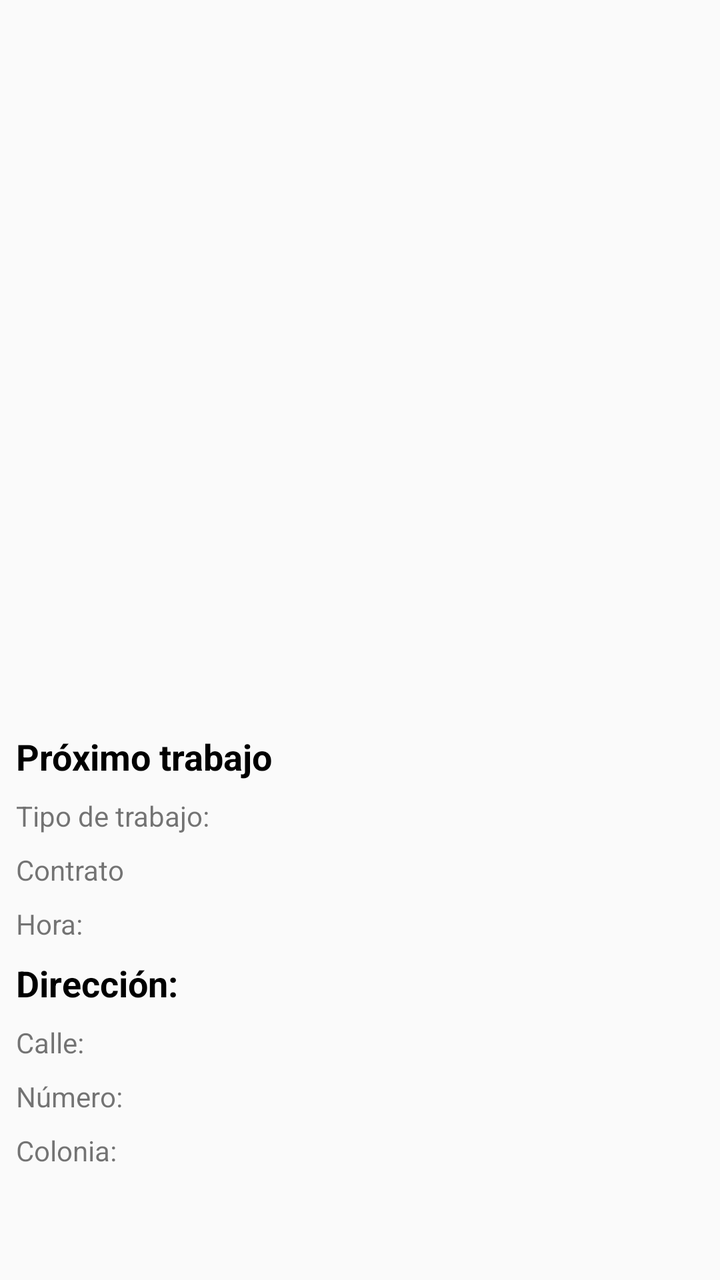
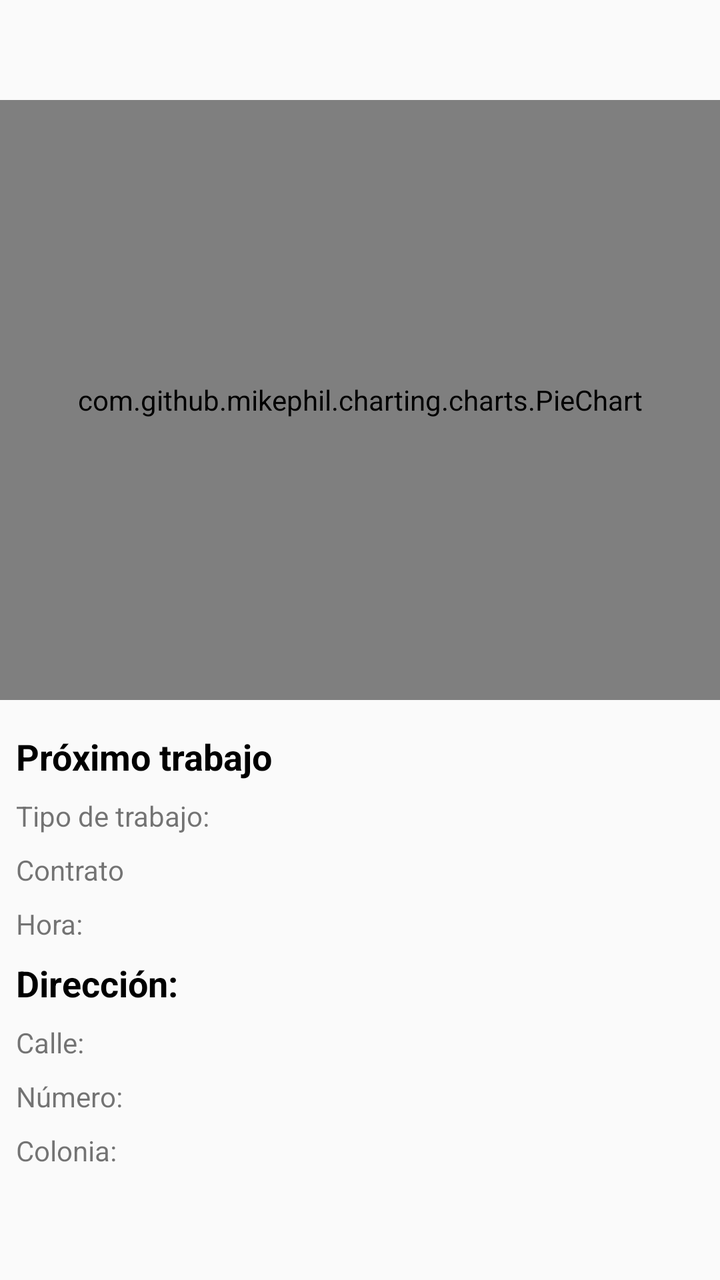

Two renders of the same Android screen: before a commit and after it. Below are the layout's source before the change and the commit's diff.
<!-- AndroidManifest.xml: application theme AppTheme -->
<!-- res/layout/content_inicio.xml -->
<?xml version="1.0" encoding="utf-8"?>
<ScrollView
    xmlns:android="http://schemas.android.com/apk/res/android"
    xmlns:app="http://schemas.android.com/apk/res-auto"
    xmlns:tools="http://schemas.android.com/tools"
    android:layout_width="match_parent"
    android:layout_height="match_parent"
    android:id="@+id/contenidoInicio"
    >

    <android.support.constraint.ConstraintLayout
        android:layout_width="match_parent"
        android:layout_height="match_parent"
        android:paddingBottom="16dp">
        
        <com.github.mikephil.charting.charts.PieChart
            android:id="@+id/graficaPastel"
            android:layout_width="match_parent"
            android:layout_height="300dp"
            android:layout_marginTop="50dp"
            android:paddingLeft="32dp"
            android:paddingRight="32dp"
            android:visibility="invisible"
            app:layout_constraintEnd_toEndOf="parent"
            app:layout_constraintStart_toStartOf="parent"
            app:layout_constraintTop_toTopOf="parent" />


        <android.support.v7.widget.RecyclerView
            android:id="@+id/recyclerGrafica"
            android:layout_width="match_parent"
            android:layout_height="wrap_content"
            android:layout_marginTop="8dp"
            app:layout_constraintEnd_toEndOf="parent"
            app:layout_constraintStart_toStartOf="parent"
            app:layout_constraintTop_toBottomOf="@+id/graficaPastel">

        </android.support.v7.widget.RecyclerView>

        <TextView
            android:id="@+id/textView"
            android:layout_width="0dp"
            android:layout_height="wrap_content"
            android:layout_marginStart="8dp"
            android:layout_marginTop="8dp"
            android:layout_marginEnd="8dp"
            android:text="@string/proximo_Trabajo"
            android:textColor="#000"
            android:textSize="18sp"
            android:textStyle="bold"
            app:layout_constraintEnd_toEndOf="parent"
            app:layout_constraintStart_toStartOf="parent"
            app:layout_constraintTop_toBottomOf="@+id/recyclerGrafica" />

        <TextView
            android:id="@+id/textView2"
            android:layout_width="0dp"
            android:layout_height="wrap_content"
            android:layout_marginStart="8dp"
            android:layout_marginTop="8dp"
            android:layout_marginEnd="8dp"
            android:text="@string/direccion"
            android:textColor="#000"
            android:textSize="18sp"
            android:textStyle="bold"
            app:layout_constraintEnd_toEndOf="parent"
            app:layout_constraintStart_toStartOf="parent"
            app:layout_constraintTop_toBottomOf="@+id/hora" />

        <TextView
            android:id="@+id/textView16"
            android:layout_width="150dp"
            android:layout_height="wrap_content"
            android:layout_marginStart="8dp"
            android:layout_marginTop="8dp"
            android:text="@string/tipoDeTrabajo"
            app:layout_constraintStart_toStartOf="parent"
            app:layout_constraintTop_toBottomOf="@+id/textView" />

        <TextView
            android:id="@+id/tipoDeTrabajo"
            android:layout_width="0dp"
            android:layout_height="wrap_content"
            android:layout_marginStart="16dp"
            android:layout_marginEnd="8dp"
            app:layout_constraintBottom_toBottomOf="@+id/textView16"
            app:layout_constraintEnd_toEndOf="parent"
            app:layout_constraintStart_toEndOf="@+id/textView16"
            app:layout_constraintTop_toTopOf="@+id/textView16" />

        <TextView
            android:id="@+id/textView20"
            android:layout_width="150dp"
            android:layout_height="wrap_content"
            android:layout_marginStart="8dp"
            android:layout_marginTop="8dp"
            android:text="@string/contrato"
            app:layout_constraintStart_toStartOf="parent"
            app:layout_constraintTop_toBottomOf="@+id/tipoDeTrabajo" />

        <TextView
            android:id="@+id/contrato"
            android:layout_width="0dp"
            android:layout_height="wrap_content"
            android:layout_marginTop="8dp"
            android:layout_marginEnd="8dp"
            app:layout_constraintEnd_toEndOf="parent"
            app:layout_constraintStart_toStartOf="@+id/tipoDeTrabajo"
            app:layout_constraintTop_toBottomOf="@+id/tipoDeTrabajo" />

        <TextView
            android:id="@+id/textView25"
            android:layout_width="150dp"
            android:layout_height="wrap_content"
            android:layout_marginStart="8dp"
            android:layout_marginTop="8dp"
            android:text="@string/hora"
            app:layout_constraintStart_toStartOf="parent"
            app:layout_constraintTop_toBottomOf="@+id/contrato" />

        <TextView
            android:id="@+id/hora"
            android:layout_width="0dp"
            android:layout_height="wrap_content"
            android:layout_marginTop="8dp"
            android:layout_marginEnd="8dp"
            app:layout_constraintEnd_toEndOf="parent"
            app:layout_constraintStart_toStartOf="@+id/contrato"
            app:layout_constraintTop_toBottomOf="@+id/contrato" />

        <TextView
            android:id="@+id/textView27"
            android:layout_width="150dp"
            android:layout_height="wrap_content"
            android:layout_marginStart="8dp"
            android:layout_marginTop="8dp"
            android:text="@string/calle"
            app:layout_constraintStart_toStartOf="parent"
            app:layout_constraintTop_toBottomOf="@+id/textView2" />

        <TextView
            android:id="@+id/textView28"
            android:layout_width="150dp"
            android:layout_height="wrap_content"
            android:layout_marginStart="8dp"
            android:layout_marginTop="8dp"
            android:text="@string/numero"
            app:layout_constraintStart_toStartOf="parent"
            app:layout_constraintTop_toBottomOf="@+id/textView27" />

        <TextView
            android:id="@+id/textView29"
            android:layout_width="150dp"
            android:layout_height="wrap_content"
            android:layout_marginStart="8dp"
            android:layout_marginTop="8dp"
            android:text="@string/colonia"
            app:layout_constraintStart_toStartOf="parent"
            app:layout_constraintTop_toBottomOf="@+id/numero" />

        <TextView
            android:id="@+id/calle"
            android:layout_width="0dp"
            android:layout_height="wrap_content"
            android:layout_marginEnd="8dp"
            app:layout_constraintBottom_toBottomOf="@+id/textView27"
            app:layout_constraintEnd_toEndOf="parent"
            app:layout_constraintStart_toStartOf="@+id/hora"
            app:layout_constraintTop_toTopOf="@+id/textView27" />

        <TextView
            android:id="@+id/numero"
            android:layout_width="0dp"
            android:layout_height="wrap_content"
            android:layout_marginTop="8dp"
            android:layout_marginEnd="8dp"
            android:layout_marginBottom="8dp"
            app:layout_constraintBottom_toBottomOf="@+id/textView28"
            app:layout_constraintEnd_toEndOf="parent"
            app:layout_constraintStart_toStartOf="@+id/calle"
            app:layout_constraintTop_toTopOf="@+id/textView28" />

        <TextView
            android:id="@+id/colonia"
            android:layout_width="0dp"
            android:layout_height="wrap_content"
            android:layout_marginEnd="8dp"
            android:layout_marginBottom="16dp"
            app:layout_constraintBottom_toBottomOf="parent"
            app:layout_constraintEnd_toEndOf="parent"
            app:layout_constraintStart_toStartOf="@+id/numero"
            app:layout_constraintTop_toTopOf="@+id/textView29" />

    </android.support.constraint.ConstraintLayout>
</ScrollView>
<!-- resources referenced by this layout -->
<resources>
  <string name="calle">Calle:</string>
  <string name="colonia">Colonia:</string>
  <string name="contrato">Contrato</string>
  <string name="direccion">Dirección:</string>
  <string name="hora">Hora:</string>
  <string name="numero">Número:</string>
  <string name="proximo_Trabajo">Próximo trabajo</string>
  <string name="tipoDeTrabajo">Tipo de trabajo:</string>
  <style name="AppTheme" parent="Theme.AppCompat.Light.DarkActionBar">
          
          <item name="colorPrimary">@color/colorPrimary</item>
          <item name="colorPrimaryDark">@color/colorPrimaryDark</item>
          <item name="colorAccent">@color/colorAccent</item>
          <item name="android:colorForeground">@android:color/background_dark</item>
      </style>
  <color name="colorPrimary">#0277BD</color>
  <color name="colorPrimaryDark">#004C8C</color>
  <color name="colorAccent">#0000FF</color>
</resources>

<!-- the commit's change to res/layout/content_inicio.xml (unified diff, before → after) -->
@@ -20,7 +20,6 @@
             android:layout_marginTop="50dp"
             android:paddingLeft="32dp"
             android:paddingRight="32dp"
-            android:visibility="invisible"
             app:layout_constraintEnd_toEndOf="parent"
             app:layout_constraintStart_toStartOf="parent"
             app:layout_constraintTop_toTopOf="parent" />
